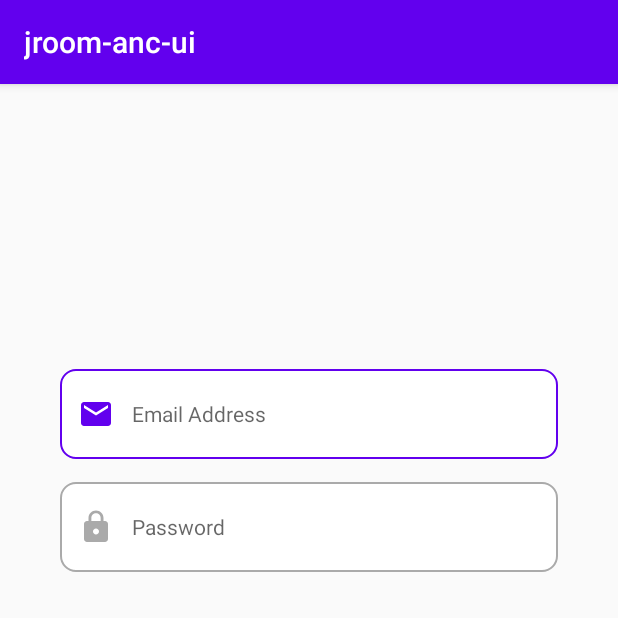
After one commit to ll0301/jroom-android-ui, an Android app: the CustomEditTextActivity screen opened directly, with no data from a screen before it, on a phone screen of 412 x 824 dp, the top half of it. The commit adds this screen. Run offline under Robolectric (Android 15) with nearby library versions, the phone set to English and light mode, and no system bars.

Commit message:
add custom edit text

```diff
--- a/app/src/main/AndroidManifest.xml
+++ b/app/src/main/AndroidManifest.xml
@@ -9,7 +9,8 @@
         android:roundIcon="@mipmap/ic_launcher_round"
         android:supportsRtl="true"
         android:theme="@style/AppTheme">
-        <activity android:name=".EmotionalActivity"></activity>
+        <activity android:name=".tutorials.edittext.CustomEditTextActivity"></activity>
+        <activity android:name=".tutorials.emotional.EmotionalActivity" />
         <activity android:name=".MainActivity">
             <intent-filter>
                 <action android:name="android.intent.action.MAIN" />
--- a/app/src/main/java/com/example/jroom_anc_ui/MainActivity.kt
+++ b/app/src/main/java/com/example/jroom_anc_ui/MainActivity.kt
@@ -1,8 +1,10 @@
 package com.example.jroom_anc_ui
 
 import android.content.Intent
+import android.os.Bundle
 import androidx.appcompat.app.AppCompatActivity
-import android.os.Bundle
+import com.example.jroom_anc_ui.tutorials.edittext.CustomEditTextActivity
+import com.example.jroom_anc_ui.tutorials.emotional.EmotionalActivity
 import kotlinx.android.synthetic.main.activity_main.*
 
 class MainActivity : AppCompatActivity() {
@@ -17,5 +19,10 @@ class MainActivity : AppCompatActivity() {
             startActivity(intent)
         }
 
+        edit_text_button.setOnClickListener{
+            val intent = Intent(this@MainActivity, CustomEditTextActivity::class.java)
+            startActivity(intent)
+        }
+
     }
 }
--- /dev/null
+++ b/app/src/main/java/com/example/jroom_anc_ui/tutorials/edittext/CustomEditTextActivity.kt
@@ -0,0 +1,14 @@
+package com.example.jroom_anc_ui.tutorials.edittext
+
+import android.os.Bundle
+import androidx.appcompat.app.AppCompatActivity
+import com.example.jroom_anc_ui.R
+
+class CustomEditTextActivity : AppCompatActivity() {
+    override fun onCreate(savedInstanceState: Bundle?) {
+        super.onCreate(savedInstanceState)
+        setContentView(R.layout.activity_custom_edit_text)
+
+
+    }
+}
--- a/app/src/main/java/com/example/jroom_anc_ui/EmotionalActivity.kt
+++ b/app/src/main/java/com/example/jroom_anc_ui/tutorials/emotional/EmotionalActivity.kt
@@ -1,7 +1,8 @@
-package com.example.jroom_anc_ui
+package com.example.jroom_anc_ui.tutorials.emotional
 
 import androidx.appcompat.app.AppCompatActivity
 import android.os.Bundle
+import com.example.jroom_anc_ui.R
 import kotlinx.android.synthetic.main.activity_emotional.*
 
 class EmotionalActivity : AppCompatActivity() {
--- /dev/null
+++ b/app/src/main/res/drawable/custom_email_icon.xml
@@ -0,0 +1,9 @@
+<?xml version="1.0" encoding="utf-8"?>
+<selector xmlns:android="http://schemas.android.com/apk/res/android">
+
+    <item android:state_focused="true"
+        android:drawable="@drawable/ic_email_focused"/>
+
+    <item android:state_focused="false"
+        android:drawable="@drawable/ic_email"/>
+</selector>
--- /dev/null
+++ b/app/src/main/res/drawable/custom_input.xml
@@ -0,0 +1,19 @@
+<?xml version="1.0" encoding="utf-8"?>
+<selector xmlns:android="http://schemas.android.com/apk/res/android">
+
+    <item android:state_enabled="true" android:state_focused="true">
+        <shape android:shape="rectangle">
+            <solid android:color="@android:color/white"/>
+            <corners android:radius="10dp"/>
+            <stroke android:color="@color/colorPrimary" android:width="1dp"/>
+        </shape>
+    </item>
+
+    <item android:state_enabled="true">
+        <shape android:shape="rectangle">
+            <solid android:color="@android:color/white"/>
+            <corners android:radius="10dp"/>
+            <stroke android:color="@android:color/darker_gray" android:width="1dp"/>
+        </shape>
+    </item>
+</selector>
--- /dev/null
+++ b/app/src/main/res/drawable/custom_password_icon.xml
@@ -0,0 +1,9 @@
+<?xml version="1.0" encoding="utf-8"?>
+<selector xmlns:android="http://schemas.android.com/apk/res/android">
+
+    <item android:state_focused="true"
+        android:drawable="@drawable/ic_password_focused"/>
+
+    <item android:state_focused="false"
+        android:drawable="@drawable/ic_password"/>
+</selector>
--- /dev/null
+++ b/app/src/main/res/drawable/ic_email.xml
@@ -0,0 +1,9 @@
+<vector xmlns:android="http://schemas.android.com/apk/res/android"
+    android:width="24dp"
+    android:height="24dp"
+    android:viewportWidth="24"
+    android:viewportHeight="24">
+  <path
+      android:fillColor="@android:color/darker_gray"
+      android:pathData="M20,4L4,4c-1.1,0 -1.99,0.9 -1.99,2L2,18c0,1.1 0.9,2 2,2h16c1.1,0 2,-0.9 2,-2L22,6c0,-1.1 -0.9,-2 -2,-2zM20,8l-8,5 -8,-5L4,6l8,5 8,-5v2z"/>
+</vector>
--- /dev/null
+++ b/app/src/main/res/drawable/ic_email_focused.xml
@@ -0,0 +1,9 @@
+<vector xmlns:android="http://schemas.android.com/apk/res/android"
+    android:width="24dp"
+    android:height="24dp"
+    android:viewportWidth="24"
+    android:viewportHeight="24">
+  <path
+      android:fillColor="@color/colorPrimary"
+      android:pathData="M20,4L4,4c-1.1,0 -1.99,0.9 -1.99,2L2,18c0,1.1 0.9,2 2,2h16c1.1,0 2,-0.9 2,-2L22,6c0,-1.1 -0.9,-2 -2,-2zM20,8l-8,5 -8,-5L4,6l8,5 8,-5v2z"/>
+</vector>
--- /dev/null
+++ b/app/src/main/res/drawable/ic_password.xml
@@ -0,0 +1,9 @@
+<vector xmlns:android="http://schemas.android.com/apk/res/android"
+    android:width="24dp"
+    android:height="24dp"
+    android:viewportWidth="24"
+    android:viewportHeight="24">
+  <path
+      android:fillColor="@android:color/darker_gray"
+      android:pathData="M18,8h-1L17,6c0,-2.76 -2.24,-5 -5,-5S7,3.24 7,6v2L6,8c-1.1,0 -2,0.9 -2,2v10c0,1.1 0.9,2 2,2h12c1.1,0 2,-0.9 2,-2L20,10c0,-1.1 -0.9,-2 -2,-2zM12,17c-1.1,0 -2,-0.9 -2,-2s0.9,-2 2,-2 2,0.9 2,2 -0.9,2 -2,2zM15.1,8L8.9,8L8.9,6c0,-1.71 1.39,-3.1 3.1,-3.1 1.71,0 3.1,1.39 3.1,3.1v2z"/>
+</vector>
--- /dev/null
+++ b/app/src/main/res/drawable/ic_password_focused.xml
@@ -0,0 +1,9 @@
+<vector xmlns:android="http://schemas.android.com/apk/res/android"
+    android:width="24dp"
+    android:height="24dp"
+    android:viewportWidth="24"
+    android:viewportHeight="24">
+  <path
+      android:fillColor="@color/colorPrimary"
+      android:pathData="M18,8h-1L17,6c0,-2.76 -2.24,-5 -5,-5S7,3.24 7,6v2L6,8c-1.1,0 -2,0.9 -2,2v10c0,1.1 0.9,2 2,2h12c1.1,0 2,-0.9 2,-2L20,10c0,-1.1 -0.9,-2 -2,-2zM12,17c-1.1,0 -2,-0.9 -2,-2s0.9,-2 2,-2 2,0.9 2,2 -0.9,2 -2,2zM15.1,8L8.9,8L8.9,6c0,-1.71 1.39,-3.1 3.1,-3.1 1.71,0 3.1,1.39 3.1,3.1v2z"/>
+</vector>
--- /dev/null
+++ b/app/src/main/res/layout/activity_custom_edit_text.xml
@@ -0,0 +1,49 @@
+<?xml version="1.0" encoding="utf-8"?>
+<androidx.constraintlayout.widget.ConstraintLayout
+    xmlns:android="http://schemas.android.com/apk/res/android"
+    xmlns:app="http://schemas.android.com/apk/res-auto"
+    xmlns:tools="http://schemas.android.com/tools"
+    android:layout_width="match_parent"
+    android:layout_height="match_parent"
+    android:padding="40dp"
+    tools:context=".tutorials.edittext.CustomEditTextActivity">
+
+    <EditText
+        android:id="@+id/email_et"
+        android:layout_width="match_parent"
+        android:layout_height="60dp"
+        android:layout_marginTop="150dp"
+        android:paddingLeft="12dp"
+        android:paddingRight="12dp"
+        android:ems="10"
+        android:background="@drawable/custom_input"
+        android:hint="Email Address"
+        android:inputType="textEmailAddress"
+        android:textSize="14sp"
+        android:drawablePadding="12dp"
+        android:drawableLeft="@drawable/custom_email_icon"
+        android:drawableStart="@drawable/custom_email_icon"
+        app:layout_constraintEnd_toEndOf="parent"
+        app:layout_constraintStart_toStartOf="parent"
+        app:layout_constraintTop_toTopOf="parent"/>
+
+    <EditText
+        android:id="@+id/password_et"
+        android:layout_width="match_parent"
+        android:layout_height="60dp"
+        android:layout_marginTop="15dp"
+        android:background="@drawable/custom_input"
+        android:paddingLeft="12dp"
+        android:paddingRight="12dp"
+        android:ems="10"
+        android:hint="Password"
+        android:inputType="textPassword"
+        android:textSize="14sp"
+        android:drawablePadding="12dp"
+        android:drawableLeft="@drawable/custom_password_icon"
+        android:drawableStart="@drawable/custom_password_icon"
+        app:layout_constraintHorizontal_bias="0.8"
+        app:layout_constraintEnd_toEndOf="parent"
+        app:layout_constraintStart_toStartOf="parent"
+        app:layout_constraintTop_toBottomOf="@id/email_et"/>
+</androidx.constraintlayout.widget.ConstraintLayout>
--- a/app/src/main/res/layout/activity_emotional.xml
+++ b/app/src/main/res/layout/activity_emotional.xml
@@ -5,9 +5,9 @@ xmlns:app="http://schemas.android.com/apk/res-auto"
 android:layout_width="match_parent"
 android:layout_height="match_parent"
 android:layout_margin="20dp"
-tools:context=".EmotionalActivity">
+tools:context=".tutorials.emotional.EmotionalActivity">
 
-<com.example.jroom_anc_ui.EmotionalFaceView
+<com.example.jroom_anc_ui.tutorials.emotional.EmotionalFaceView
     android:id="@+id/happyButton"
     android:layout_width="@dimen/face_button_dimen"
     android:layout_height="@dimen/face_button_dimen"
@@ -19,7 +19,7 @@ tools:context=".EmotionalActivity">
     app:mouthColor="@color/white"
     app:state="happy" />
 
-<com.example.jroom_anc_ui.EmotionalFaceView
+<com.example.jroom_anc_ui.tutorials.emotional.EmotionalFaceView
     android:id="@+id/sadButton"
     android:layout_width="@dimen/face_button_dimen"
     android:layout_height="@dimen/face_button_dimen"
@@ -39,7 +39,7 @@ tools:context=".EmotionalActivity">
     android:layout_centerHorizontal="true"
     android:text="Hello Custom Views" />
 
-<com.example.jroom_anc_ui.EmotionalFaceView
+<com.example.jroom_anc_ui.tutorials.emotional.EmotionalFaceView
     android:id="@+id/emotionalFaceView"
     android:layout_width="match_parent"
     android:layout_height="match_parent"
--- a/app/src/main/res/layout/activity_main.xml
+++ b/app/src/main/res/layout/activity_main.xml
@@ -15,4 +15,13 @@
         app:layout_constraintStart_toStartOf="parent"
         app:layout_constraintEnd_toEndOf="parent"/>
 
+    <Button
+        android:id="@+id/edit_text_button"
+        android:layout_width="match_parent"
+        android:layout_height="wrap_content"
+        android:text="edit text"
+        app:layout_constraintTop_toBottomOf="@id/emotional_button"
+        app:layout_constraintStart_toStartOf="parent"
+        app:layout_constraintEnd_toEndOf="parent"/>
+
 </androidx.constraintlayout.widget.ConstraintLayout>
```
Also changed, not shown: app/src/main/java/com/example/jroom_anc_ui/tutorials/emotional/EmotionalFaceView.kt (renamed from app/src/main/java/com/example/jroom_anc_ui/EmotionalFaceView.kt, +10 -5 lines).
